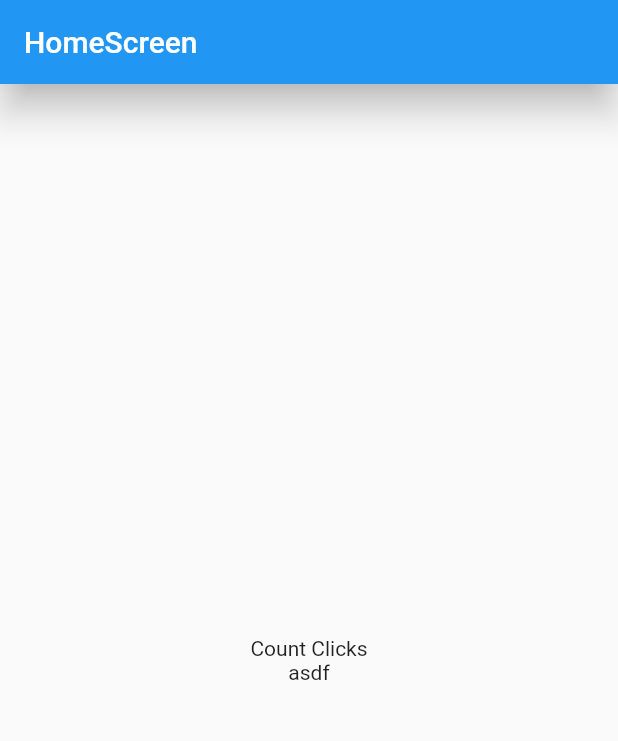
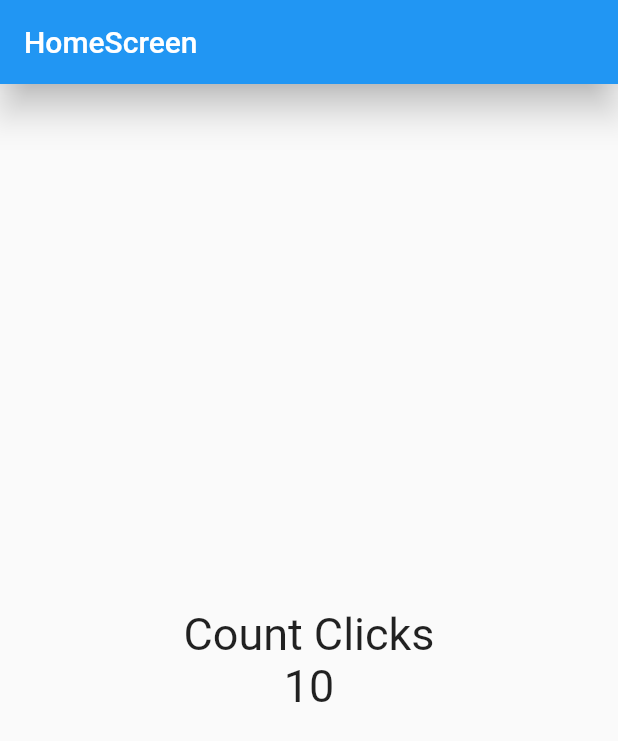
Before and after one commit to BryanParada/counterApp, a Flutter app: the screen it shows after launch, on a phone screen of 412 x 824 dp. Shown: the top 741 px of the screen. Run offline on Flutter 3.47's test engine with Material 2 defaults, Android fonts, the phone set to English and light mode, and no system bars.

Commit message:
F50 - text style size

```diff
--- a/lib/screens/home_screen.dart
+++ b/lib/screens/home_screen.dart
@@ -3,10 +3,14 @@ import 'package:flutter/cupertino.dart';
 import 'package:flutter/material.dart';
 
 class HomeScreen extends StatelessWidget {
+
   const HomeScreen({super.key});
 
   @override
   Widget build(BuildContext context) {
+
+    const fontSize30 = TextStyle(fontSize: 30);
+
     return Scaffold(
       //backgroundColor: Colors.green,
       appBar: AppBar(
@@ -17,9 +21,9 @@ class HomeScreen extends StatelessWidget {
           Center(
             child: Column(
               mainAxisAlignment: MainAxisAlignment.center,
-              children: const <Widget>[
-              Text('Count Clicks'),
-              Text('asdf'),
+              children: const <Widget>[ //const <Widget>
+              Text('Count Clicks', style: fontSize30),
+              Text('10', style: fontSize30),
             ],
             ),
           )
```
